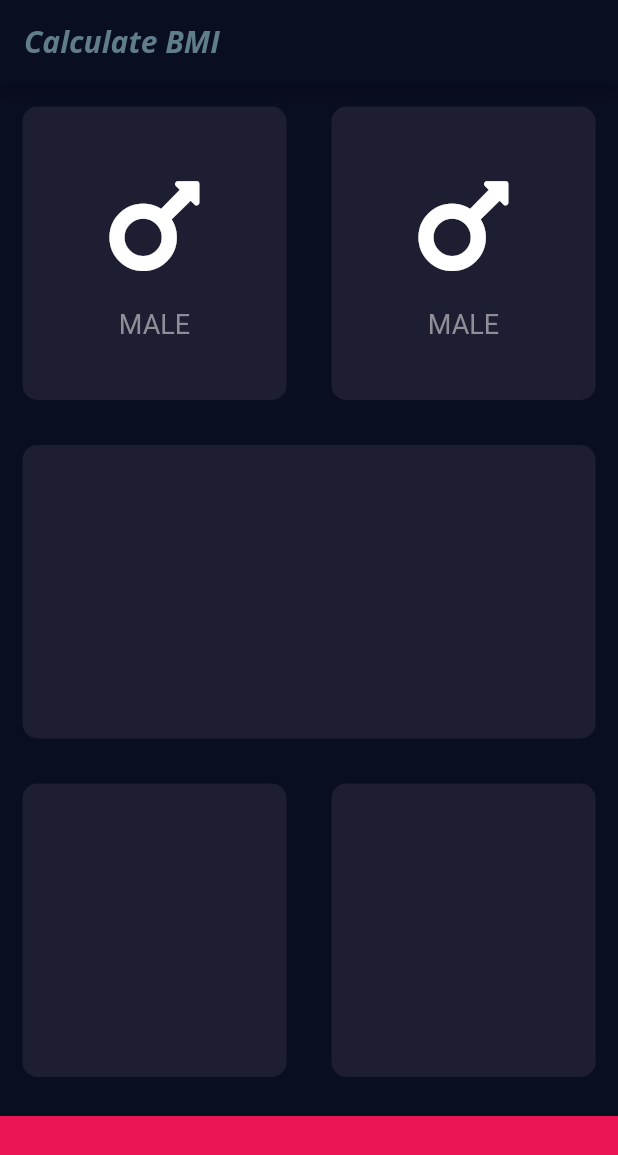
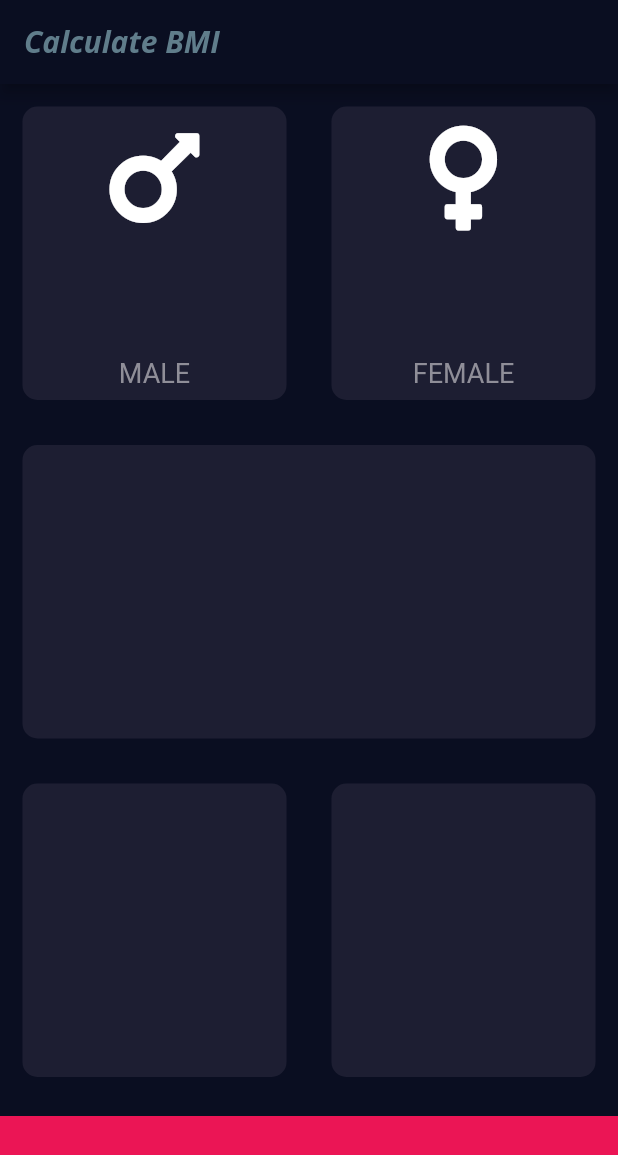
Before and after one commit to MYavuzYAGIS/flutter_bmi, a Flutter app: the screen it shows after launch, on a phone screen of 412 x 824 dp. Shown: the top 1155 px of the screen. Run offline on Flutter 3.47's test engine with Material 2 defaults, Android fonts, the phone set to English and light mode, and no system bars; our stand-ins replace font_awesome_flutter; Roboto replaces fonts that are missing (Open Sans).

Commit message:
separate different classes into different dart files && change hardcoded values into consts

```diff
--- /dev/null
+++ b/lib/icon_content.dart
@@ -0,0 +1,33 @@
+import 'package:flutter/material.dart';
+
+const labelTextStyle = TextStyle(
+  fontSize: 18.0,
+  color: Color(0xFF8F8E98),
+);
+const sizedBoxHeight = 80.0;
+const iconSize = 80.0;
+
+class iconContent extends StatelessWidget {
+  iconContent({this.icon, this.label});
+  final IconData icon;
+  final String label;
+  @override
+  Widget build(BuildContext context) {
+    return Column(
+      mainAxisAlignment: MainAxisAlignment.center,
+      children: <Widget>[
+        Icon(
+          icon,
+          size: iconSize,
+        ),
+        SizedBox(
+          height: sizedBoxHeight,
+        ),
+        Text(
+          label,
+          style: labelTextStyle,
+        )
+      ],
+    );
+  }
+}
--- a/lib/input_page.dart
+++ b/lib/input_page.dart
@@ -1,5 +1,7 @@
 import 'package:flutter/material.dart';
 import 'package:font_awesome_flutter/font_awesome_flutter.dart';
+import 'icon_content.dart';
+import 'reusable_card.dart';
 
 const bottomContainerHeight = 80.0;
 const activeCardColor = Color(0xFF1D1E32);
@@ -30,19 +32,24 @@ class _InputPageState extends State<InputPage> {
                 Expanded(
                   child: ReusableCard(
                     colour: activeCardColor,
-                    cardChild: iconContent(),
+                    cardChild: iconContent(
+                      icon: FontAwesomeIcons.mars,
+                      label: 'MALE',
+                    ),
                   ),
                 ),
                 Expanded(
                   child: ReusableCard(
                     colour: activeCardColor,
-                    cardChild: iconContent(),
+                    cardChild: iconContent(
+                      icon: FontAwesomeIcons.venus,
+                      label: 'FEMALE',
+                    ),
                   ),
                 ),
               ],
             ),
           ),
-
           Expanded(
             child: ReusableCard(
               colour: activeCardColor,
@@ -63,7 +70,6 @@ class _InputPageState extends State<InputPage> {
               ),
             ],
           )),
-
           //Below is the bottom row.
           //  width : double.infinity ekrean boyutu ne olurssa olsun tamamini kapla demek.
           Container(
@@ -71,7 +77,7 @@ class _InputPageState extends State<InputPage> {
             margin: EdgeInsets.only(top: 11.0),
             width: double.infinity,
             height: bottomContainerHeight,
-          ),
+          ), // bottom red bar
         ])
         // buttona theme vermek icin onu evvela theme widgeti ile wrap ettik
         //sonra data bekler bu widget, ona bir data verdik.
@@ -81,57 +87,7 @@ class _InputPageState extends State<InputPage> {
   }
 }
 
-class iconContent extends StatelessWidget {
-  iconContent({this.icon, this.label});
-  final IconData icon;
-  final String label;
-  @override
-  Widget build(BuildContext context) {
-    return Column(
-      mainAxisAlignment: MainAxisAlignment.center,
-      children: <Widget>[
-        Icon(
-          FontAwesomeIcons.mars,
-          size: 80.0,
-        ),
-        SizedBox(
-          height: 15.0,
-        ),
-        Text(
-          'MALE',
-          style: TextStyle(fontSize: 18.0, color: Color(0xFF8F8E98)),
-        )
-      ],
-    );
-  }
-}
-
 // Starting Creating the Cards on the UI
-class ReusableCard extends StatelessWidget {
-  ReusableCard({@required this.colour, this.cardChild});
-  final Color colour;
-  //we are creating new reausabble card as widget
-  final Widget cardChild;
-  //final makes the property immutable.
-
-  //widget olustururken 6 tane card icin 6 blok container kod yazdik. buna gerek olmasin diye de
-  // extract widgete basarak otomatik olarak classa donusturduk.
-  // bu blok kodu ureten flutter oldu.
-
-  //constructor olusturduk. bu sekilde color prpopertysini manipulate edebiliyoruz.
-
-  @override
-  Widget build(BuildContext context) {
-    return Container(
-      child: cardChild,
-      margin: EdgeInsets.all(15.0),
-      decoration: BoxDecoration(
-        borderRadius: BorderRadius.circular(10.0),
-        color: colour,
-      ),
-    );
-  }
-}
 
 //  Color(0xFF1D1E32)
 
--- /dev/null
+++ b/lib/reusable_card.dart
@@ -0,0 +1,27 @@
+import 'package:flutter/material.dart';
+
+class ReusableCard extends StatelessWidget {
+  ReusableCard({@required this.colour, this.cardChild});
+  final Color colour;
+  //we are creating new reausabble card as widget
+  final Widget cardChild;
+  //final makes the property immutable.
+
+  //widget olustururken 6 tane card icin 6 blok container kod yazdik. buna gerek olmasin diye de
+  // extract widgete basarak otomatik olarak classa donusturduk.
+  // bu blok kodu ureten flutter oldu.
+
+  //constructor olusturduk. bu sekilde color prpopertysini manipulate edebiliyoruz.
+
+  @override
+  Widget build(BuildContext context) {
+    return Container(
+      child: cardChild,
+      margin: EdgeInsets.all(15.0),
+      decoration: BoxDecoration(
+        borderRadius: BorderRadius.circular(10.0),
+        color: colour,
+      ),
+    );
+  }
+}
```
Also changed, not shown: 1 other file.
